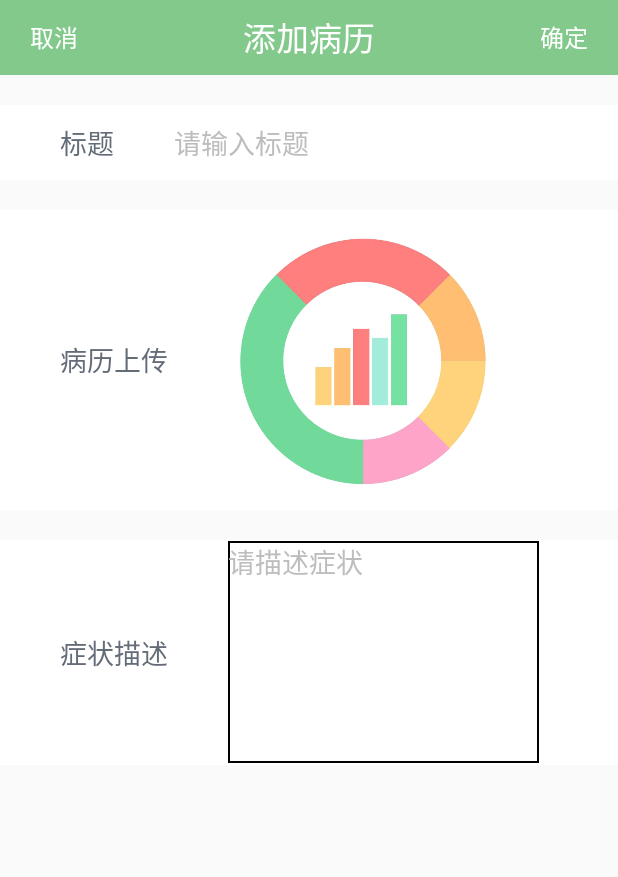
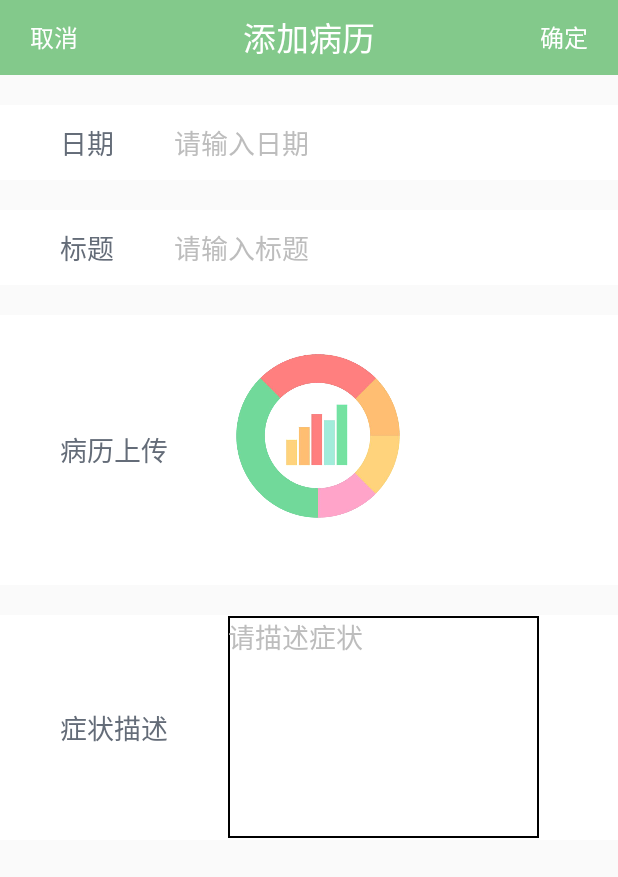
Before and after one commit to huacao123/MedicalSystem, an Android app: the AddCaseActivity screen opened directly, with no data from a screen before it, after a tap on "确定", on a phone screen of 412 x 824 dp. Shown: the top 877 px of the screen. Run offline under Robolectric (Android 15) with nearby library versions, the phone set to English and light mode, and no system bars; libraries missing offline, so code that uses them is left out: cn.bmob.v3.

Commit message:
update08

```diff
--- a/app/src/main/java/com/wendy/medicalsystem/medicalapplicition/AddCaseActivity.java
+++ b/app/src/main/java/com/wendy/medicalsystem/medicalapplicition/AddCaseActivity.java
@@ -1,5 +1,6 @@
 package com.wendy.medicalsystem.medicalapplicition;
 
+import android.content.DialogInterface;
 import android.content.Intent;
 import android.graphics.Bitmap;
 import android.graphics.BitmapFactory;
@@ -9,11 +10,14 @@ import android.os.Bundle;
 import android.provider.MediaStore;
 import android.support.annotation.Nullable;
 import android.support.v4.content.FileProvider;
+import android.support.v7.app.AlertDialog;
 import android.support.v7.app.AppCompatActivity;
 import android.util.Log;
 import android.view.View;
+import android.widget.DatePicker;
 import android.widget.EditText;
 import android.widget.ImageView;
+import android.widget.LinearLayout;
 import android.widget.TextView;
 import android.widget.Toast;
 
@@ -33,11 +37,13 @@ public class AddCaseActivity extends AppCompatActivity implements View.OnClickLi
     public static final int TAKE_PHOTO = 1;
     private ImageView iv_case_history_upload;
     private Uri imageUri;
+    private TextView tv_case_history_date;
     private EditText et_case_history_title;
     private EditText et_sickness_describe;
     private TextView tv_ensure;
     private TextView tv_cancel;
 
+    private String mCaseHistoryDate;
     private String mCaseHistoryTitle;
     private String mSicknessDescribe;
 
@@ -46,6 +52,7 @@ public class AddCaseActivity extends AppCompatActivity implements View.OnClickLi
         super.onCreate(savedInstanceState);
         setContentView(R.layout.activity_addcase);
 
+        tv_case_history_date = findViewById(R.id.tv_case_history_date);
         et_case_history_title = findViewById(R.id.et_case_history_title);
         iv_case_history_upload = findViewById(R.id.iv_case_history_upload);
         et_sickness_describe = findViewById(R.id.et_sickness_describe);
@@ -53,6 +60,7 @@ public class AddCaseActivity extends AppCompatActivity implements View.OnClickLi
         tv_cancel = findViewById(R.id.tv_cancel);
         tv_cancel.setOnClickListener(this);
         tv_ensure.setOnClickListener(this);
+        tv_case_history_date.setOnClickListener(this);
         iv_case_history_upload.setOnClickListener(this);
     }
 
@@ -66,13 +74,15 @@ public class AddCaseActivity extends AppCompatActivity implements View.OnClickLi
                 if(!checkData()){
                     break;
                 }
+                mCaseHistoryDate = tv_case_history_date.getText().toString();
                 mCaseHistoryTitle = et_case_history_title.getText().toString();
                 mSicknessDescribe = et_sickness_describe.getText().toString();
                 User user = BmobUser.getCurrentUser(User.class);
                 CaseHistoryValue caseHistoryValue = new CaseHistoryValue();
                 caseHistoryValue.setUser(user);
+                caseHistoryValue.setCaseHistoryDate(mCaseHistoryDate);
                 caseHistoryValue.setCaseHistoryTitle(mCaseHistoryTitle);
-                caseHistoryValue.setSicknessDescribe(mSicknessDescribe);
+                caseHistoryValue.setCaseHistoryContent(mSicknessDescribe);
                 caseHistoryValue.save(new SaveListener<String>() {
                     @Override
                     public void done(String s, BmobException e) {
@@ -85,6 +95,23 @@ public class AddCaseActivity extends AppCompatActivity implements View.OnClickLi
                 });
                 startActivity(new Intent(AddCaseActivity.this,AddCaseHistoryActivity.class));
                 Toast.makeText(AddCaseActivity.this, "添加成功", Toast.LENGTH_SHORT).show();
+                break;
+            case R.id.tv_case_history_date:
+                AlertDialog.Builder builder = new AlertDialog.Builder(AddCaseActivity.this);
+                builder.setTitle("请选择时间").setIcon(R.mipmap.ic_launcher);
+                final LinearLayout layout_alert = (LinearLayout)getLayoutInflater().inflate(R.layout.datepicker_dialog,null);
+                builder.setView(layout_alert);
+                builder.setPositiveButton("确定", new DialogInterface.OnClickListener() {
+                    @Override
+                    public void onClick(DialogInterface dialog, int which) {
+                        DatePicker datePicker = layout_alert.findViewById(R.id.date_picker);
+                        Integer data1 = datePicker.getYear();
+                        Integer data2 = datePicker.getMonth()+1;
+                        Integer data3 = datePicker.getDayOfMonth();
+                        tv_case_history_date.setText(data1+"-"+data2+"-"+data3);
+                    }
+                }).create().show();
+
                 break;
             case R.id.iv_case_history_upload:
                 File outputImage = new File(getExternalCacheDir(),
@@ -130,8 +157,16 @@ public class AddCaseActivity extends AppCompatActivity implements View.OnClickLi
     }
 
     private boolean checkData(){
+        if(tv_case_history_date.getText().toString().isEmpty()){
+            Toast.makeText(this, "请输入日期！", Toast.LENGTH_SHORT).show();
+            return false;
+        }
         if(et_case_history_title.getText().toString().isEmpty()){
             Toast.makeText(this, "请输入标题！", Toast.LENGTH_SHORT).show();
+            return false;
+        }
+        if(et_sickness_describe.getText().toString().isEmpty()){
+            Toast.makeText(this, "请描述症状! ", Toast.LENGTH_SHORT).show();
             return false;
         }
         return true;
--- a/app/src/main/res/layout/activity_addcase.xml
+++ b/app/src/main/res/layout/activity_addcase.xml
@@ -46,6 +46,38 @@
                 android:layout_marginLeft="@dimen/filePage_editButton_distance" />
         </RelativeLayout>
 
+    <LinearLayout
+        android:layout_width="match_parent"
+        android:layout_height="@dimen/registerPage_topHeight"
+        android:layout_marginTop="@dimen/registerPage_toTop"
+        android:background="@color/registerPage_barBackground"
+        android:orientation="horizontal">
+
+        <TextView
+            android:layout_width="wrap_content"
+            android:layout_height="wrap_content"
+            android:layout_gravity="center"
+            android:layout_marginLeft="@dimen/registerPage_toLeft"
+            android:text="@string/case_history_date"
+            android:textColor="@color/registerPage_editTextColor"
+            android:textSize="@dimen/registerPage_editTextSize" />
+
+        <TextView
+            android:id="@+id/tv_case_history_date"
+            android:layout_width="match_parent"
+            android:layout_height="wrap_content"
+            android:layout_gravity="center"
+            android:layout_marginLeft="@dimen/registerPage_toLeft"
+            android:background="@null"
+            android:hint="@string/case_history_date_hint"
+            android:imeOptions="actionNext"
+            android:maxLength="@integer/registerPage_userNameMaxLength"
+            android:singleLine="true"
+            android:textColor="@color/registerPage_editTextColor"
+            android:textColorHint="@color/registerPage_editTextHintColor"
+            android:textSize="@dimen/registerPage_editTextSize" />
+    </LinearLayout>
+
         <LinearLayout
             android:layout_width="match_parent"
             android:layout_height="@dimen/registerPage_topHeight"
@@ -80,7 +112,7 @@
 
         <LinearLayout
             android:layout_width="match_parent"
-            android:layout_height="200dp"
+            android:layout_height="180dp"
             android:layout_marginTop="@dimen/registerPage_toTop"
             android:background="@color/registerPage_barBackground"
             android:orientation="horizontal">
@@ -96,10 +128,10 @@
 
             <android.support.v7.widget.AppCompatImageView
                 android:id="@+id/iv_case_history_upload"
-                android:layout_width="180dp"
-                android:layout_height="200dp"
-                android:src="@mipmap/logo_chart"
-                android:layout_marginLeft="@dimen/registerPage_toLeft"/>
+                android:layout_width="120dp"
+                android:layout_height="160dp"
+                android:layout_marginLeft="@dimen/registerPage_toLeft"
+                android:src="@mipmap/logo_chart" />
         </LinearLayout>
 
         <LinearLayout
--- a/app/src/main/res/layout/item_lv.xml
+++ b/app/src/main/res/layout/item_lv.xml
@@ -22,7 +22,6 @@
                         android:src="@mipmap/new_message_notify" />
          -->
                    <ImageView
-                      android:id="@+id/iv_case"
                       android:layout_width="wrap_content"
                       android:layout_height="wrap_content"
                       android:layout_gravity="center"
@@ -66,6 +65,7 @@
                 android:orientation="horizontal">
 
                 <ImageView
+                    android:id="@+id/iv_case"
                     android:layout_width="50dp"
                     android:layout_height="wrap_content"
                     android:src="@drawable/mess2"/>
--- a/app/src/main/res/values/strings.xml
+++ b/app/src/main/res/values/strings.xml
@@ -212,6 +212,8 @@
     <string name="case_history_upload">病历上传</string>
     <string name="sickness_describe">症状描述</string>
     <string name="sickness_describe_hint">请描述症状</string>
+    <string name="case_history_date">日期</string>
+    <string name="case_history_date_hint">请输入日期</string>
 
     <!-- activity_addcasehistory -->
     <string name="case_history">我的病历</string>
```
Also changed, not shown: app/src/main/java/com/wendy/medicalsystem/adapter/MyCaseHistoryAdapter.java (+22 -12 lines), app/src/main/java/com/wendy/medicalsystem/entity/CaseHistoryValue.java (+14 -5 lines), app/src/main/java/com/wendy/medicalsystem/medicalapplicition/AddCaseHistoryActivity.java (+14 -10 lines).
